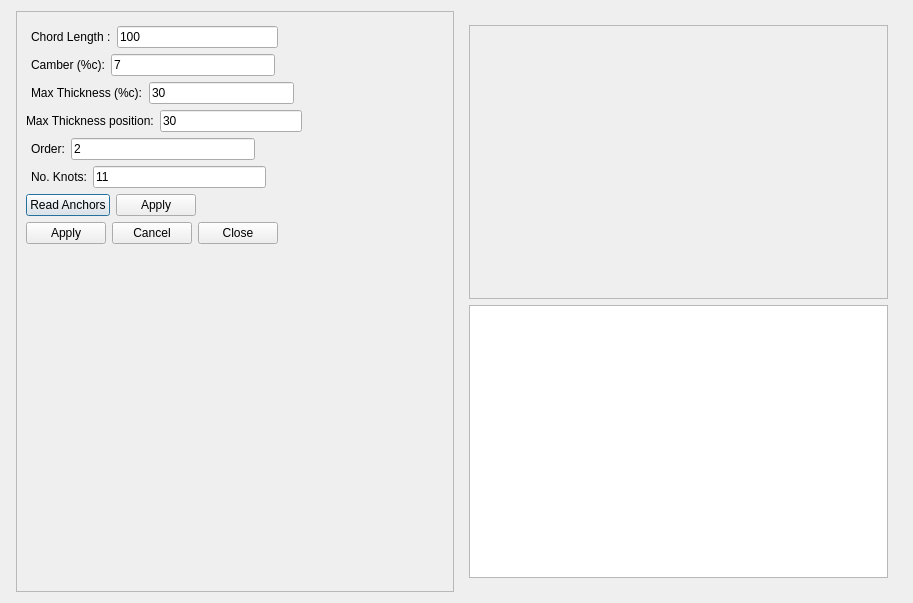
Before: the Qt Designer form dialogairfoildesigner.ui in appollosputnik/aerodynamicCodeBase, drawn with Qt 5.
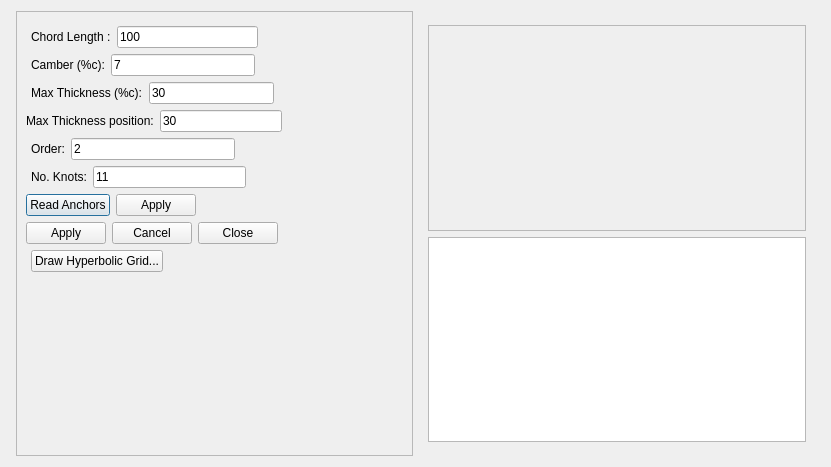
After: the same form once the commit is applied.

```diff
--- a/dialogairfoildesigner.ui
+++ b/dialogairfoildesigner.ui
@@ -6,8 +6,8 @@
    <rect>
     <x>0</x>
     <y>0</y>
-    <width>913</width>
-    <height>603</height>
+    <width>831</width>
+    <height>467</height>
    </rect>
   </property>
   <property name="windowTitle">
@@ -32,8 +32,8 @@
          <rect>
           <x>0</x>
           <y>0</y>
-          <width>438</width>
-          <height>581</height>
+          <width>397</width>
+          <height>445</height>
          </rect>
         </property>
         <layout class="QGridLayout" name="gridLayout">
@@ -330,6 +330,36 @@
              </item>
             </layout>
            </item>
+           <item>
+            <layout class="QHBoxLayout" name="horizontalLayout_10" stretch="0,0">
+             <property name="leftMargin">
+              <number>5</number>
+             </property>
+             <property name="rightMargin">
+              <number>5</number>
+             </property>
+             <item>
+              <widget class="QPushButton" name="pushButton_DRAW_H_GRID">
+               <property name="text">
+                <string>Draw Hyperbolic Grid...</string>
+               </property>
+              </widget>
+             </item>
+             <item>
+              <spacer name="horizontalSpacer_9">
+               <property name="orientation">
+                <enum>Qt::Horizontal</enum>
+               </property>
+               <property name="sizeHint" stdset="0">
+                <size>
+                 <width>40</width>
+                 <height>20</height>
+                </size>
+               </property>
+              </spacer>
+             </item>
+            </layout>
+           </item>
            <item>
             <spacer name="verticalSpacer_2">
              <property name="orientation">
@@ -370,8 +400,8 @@
               <rect>
                <x>0</x>
                <y>0</y>
-               <width>417</width>
-               <height>273</height>
+               <width>376</width>
+               <height>205</height>
               </rect>
              </property>
             </widget>
```
